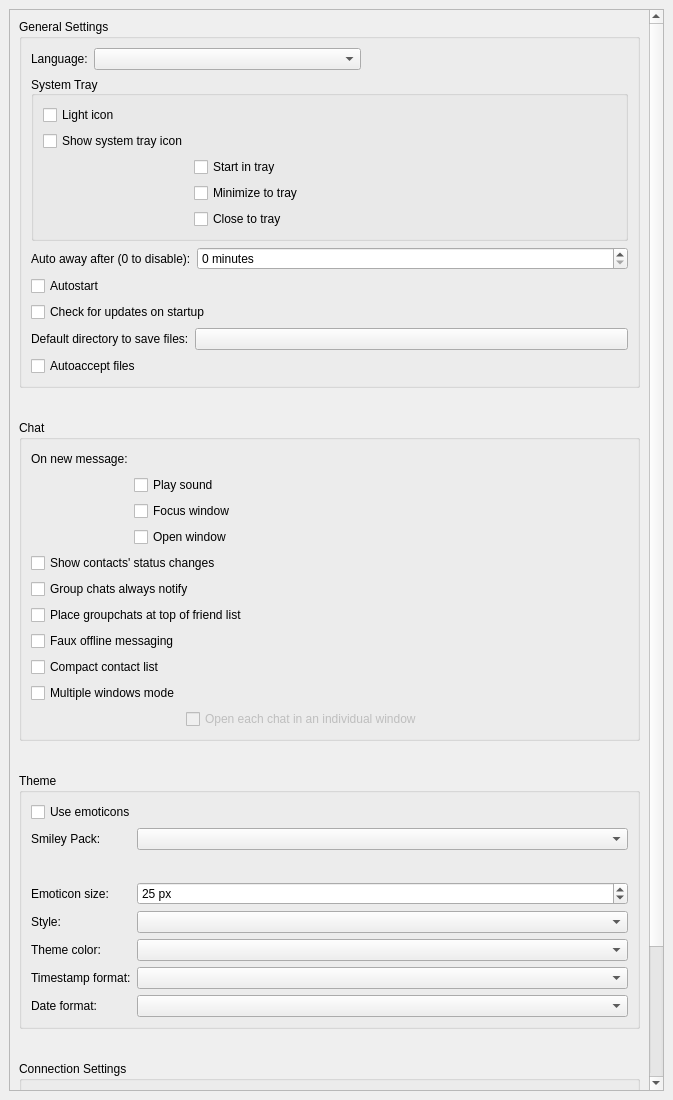
The window that src/widget/form/settings/generalsettings.ui (qTox/qTox) describes before a commit, drawn with Qt 5.
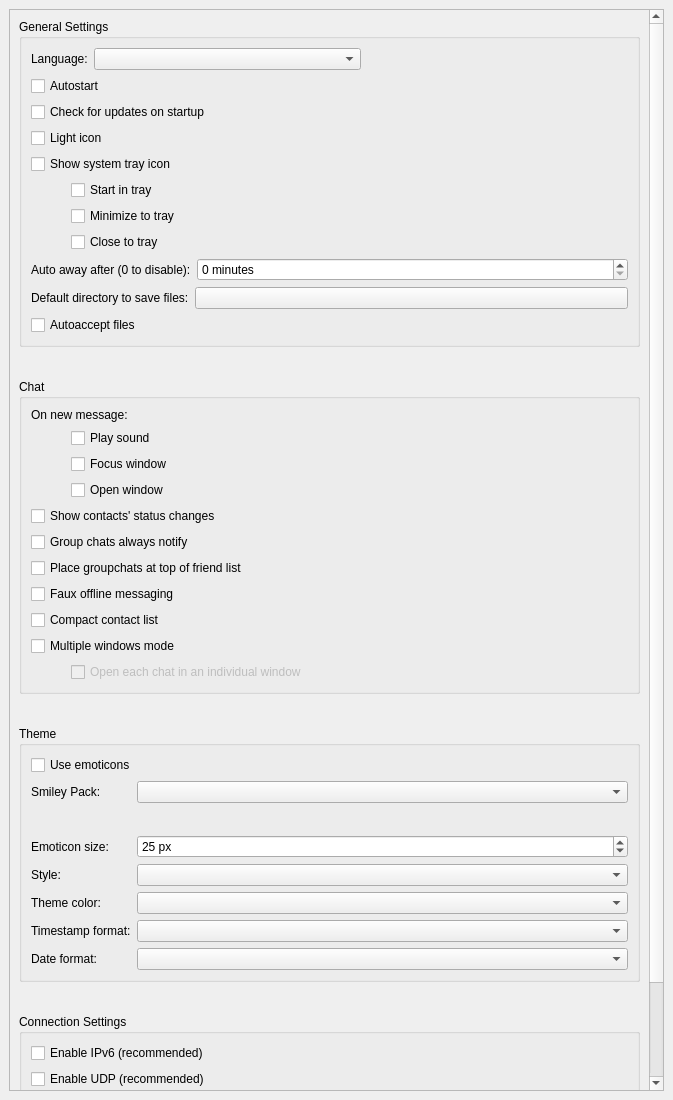
The same window after the commit. Custom widgets are drawn as their Qt base class.

Commit message: generalsetting layout: change indentation method

Diff of the .ui file:
```diff
--- a/src/widget/form/settings/generalsettings.ui
+++ b/src/widget/form/settings/generalsettings.ui
@@ -38,9 +38,9 @@
       <property name="geometry">
        <rect>
         <x>0</x>
-        <y>0</y>
+        <y>-180</y>
         <width>631</width>
-        <height>1396</height>
+        <height>1358</height>
        </rect>
       </property>
       <layout class="QVBoxLayout" name="verticalLayout_4" stretch="0,0,0,1">
@@ -97,20 +97,32 @@
            </layout>
           </item>
           <item>
-           <widget class="QGroupBox" name="trayGroup">
-            <property name="title">
-             <string>System Tray</string>
-            </property>
-            <property name="alignment">
-             <set>Qt::AlignLeading|Qt::AlignLeft|Qt::AlignVCenter</set>
-            </property>
-            <layout class="QHBoxLayout" name="horizontalLayout_2">
+           <layout class="QVBoxLayout" name="startupLayout">
+            <item>
+             <widget class="QCheckBox" name="cbAutorun">
+              <property name="toolTip">
+               <string>Start qTox on operating system startup (current profile).</string>
+              </property>
+              <property name="text">
+               <string>Autostart</string>
+              </property>
+             </widget>
+            </item>
              <item>
-              <layout class="QGridLayout" name="gridLayout">
-               <item row="4" column="1">
-                <widget class="QCheckBox" name="closeToTray">
+             <widget class="QCheckBox" name="checkUpdates">
+              <property name="text">
+               <string>Check for updates on startup</string>
+              </property>
+             </widget>
+            </item>
+           </layout>
+          </item>
+          <item>
+           <layout class="QVBoxLayout" name="verticalLayout_6">
+            <item>
+             <widget class="QCheckBox" name="lightTrayIcon">
                  <property name="sizePolicy">
-                  <sizepolicy hsizetype="Fixed" vsizetype="Fixed">
+               <sizepolicy hsizetype="Minimum" vsizetype="Minimum">
                    <horstretch>0</horstretch>
                    <verstretch>0</verstretch>
                   </sizepolicy>
@@ -120,14 +132,35 @@
 instead of closing itself.</string>
                  </property>
                  <property name="text">
-                  <string>Close to tray</string>
+               <string>Light icon</string>
                  </property>
                 </widget>
                </item>
-               <item row="2" column="1">
+            <item>
+             <widget class="QCheckBox" name="showSystemTray">
+              <property name="enabled">
+               <bool>true</bool>
+              </property>
+              <property name="sizePolicy">
+               <sizepolicy hsizetype="Minimum" vsizetype="Minimum">
+                <horstretch>0</horstretch>
+                <verstretch>0</verstretch>
+               </sizepolicy>
+              </property>
+              <property name="text">
+               <string>Show system tray icon</string>
+              </property>
+             </widget>
+            </item>
+            <item>
+             <layout class="QVBoxLayout" name="verticalLayout_8">
+              <property name="leftMargin">
+               <number>40</number>
+              </property>
+              <item>
                 <widget class="QCheckBox" name="startInTray">
                  <property name="sizePolicy">
-                  <sizepolicy hsizetype="Fixed" vsizetype="Fixed">
+                 <sizepolicy hsizetype="Minimum" vsizetype="Minimum">
                    <horstretch>0</horstretch>
                    <verstretch>0</verstretch>
                   </sizepolicy>
@@ -140,10 +173,10 @@
                  </property>
                 </widget>
                </item>
-               <item row="3" column="1">
+              <item>
                 <widget class="QCheckBox" name="minimizeToTray">
                  <property name="sizePolicy">
-                  <sizepolicy hsizetype="Fixed" vsizetype="Fixed">
+                 <sizepolicy hsizetype="Minimum" vsizetype="Minimum">
                    <horstretch>0</horstretch>
                    <verstretch>0</verstretch>
                   </sizepolicy>
@@ -157,24 +190,8 @@
                  </property>
                 </widget>
                </item>
-               <item row="1" column="0">
-                <widget class="QCheckBox" name="showSystemTray">
-                 <property name="enabled">
-                  <bool>true</bool>
-                 </property>
-                 <property name="sizePolicy">
-                  <sizepolicy hsizetype="Minimum" vsizetype="Minimum">
-                   <horstretch>0</horstretch>
-                   <verstretch>0</verstretch>
-                  </sizepolicy>
-                 </property>
-                 <property name="text">
-                  <string>Show system tray icon</string>
-                 </property>
-                </widget>
-               </item>
-               <item row="0" column="0">
-                <widget class="QCheckBox" name="lightTrayIcon">
+              <item>
+               <widget class="QCheckBox" name="closeToTray">
                  <property name="sizePolicy">
                   <sizepolicy hsizetype="Minimum" vsizetype="Minimum">
                    <horstretch>0</horstretch>
@@ -185,27 +202,13 @@
                   <string comment="toolTip for light icon setting">Enable light tray icon.</string>
                  </property>
                  <property name="text">
-                  <string>Light icon</string>
+                 <string>Close to tray</string>
                  </property>
                 </widget>
                </item>
-               <item row="0" column="1">
-                <spacer name="horizontalSpacer">
-                 <property name="orientation">
-                  <enum>Qt::Horizontal</enum>
-                 </property>
-                 <property name="sizeHint" stdset="0">
-                  <size>
-                   <width>40</width>
-                   <height>20</height>
-                  </size>
-                 </property>
-                </spacer>
-               </item>
               </layout>
              </item>
             </layout>
-           </widget>
           </item>
           <item>
            <layout class="QHBoxLayout" name="autoAwayLayout">
@@ -249,27 +252,6 @@
             </item>
            </layout>
           </item>
-          <item>
-           <layout class="QVBoxLayout" name="startupLayout">
-            <item>
-             <widget class="QCheckBox" name="cbAutorun">
-              <property name="toolTip">
-               <string>Start qTox on operating system startup (current profile).</string>
-              </property>
-              <property name="text">
-               <string>Autostart</string>
-              </property>
-             </widget>
-            </item>
-            <item>
-             <widget class="QCheckBox" name="checkUpdates">
-              <property name="text">
-               <string>Check for updates on startup</string>
-              </property>
-             </widget>
-            </item>
-           </layout>
-          </item>
           <item>
            <layout class="QFormLayout" name="formLayout_2">
             <property name="leftMargin">
@@ -297,6 +279,12 @@
             </item>
             <item row="3" column="0">
              <widget class="QCheckBox" name="autoacceptFiles">
+              <property name="sizePolicy">
+               <sizepolicy hsizetype="Minimum" vsizetype="Minimum">
+                <horstretch>0</horstretch>
+                <verstretch>0</verstretch>
+               </sizepolicy>
+              </property>
               <property name="toolTip">
                <string comment="autoaccept cb tooltip">You can set this on a per-friend basis by right clicking them.</string>
               </property>
@@ -317,25 +305,20 @@
          </property>
          <layout class="QVBoxLayout" name="verticalLayout_7">
           <item>
-           <layout class="QGridLayout" name="gridLayout_3">
-            <item row="0" column="0">
+           <layout class="QVBoxLayout" name="verticalLayout_9">
+            <item>
              <widget class="QLabel" name="label_3">
               <property name="text">
                <string>On new message:</string>
               </property>
              </widget>
             </item>
-            <item row="4" column="1">
-             <widget class="QCheckBox" name="showWindow">
-              <property name="toolTip">
-               <string comment="tooltip for Show window setting">Open qTox's window when you receive a new message and no window is open yet.</string>
+            <item>
+             <layout class="QVBoxLayout" name="verticalLayout_10">
+              <property name="leftMargin">
+               <number>40</number>
               </property>
-              <property name="text">
-               <string>Open window</string>
-              </property>
-             </widget>
-            </item>
-            <item row="2" column="1">
+              <item>
              <widget class="QCheckBox" name="notifySound">
               <property name="toolTip">
                <string comment="toolTip for Notify sound setting">Play a sound when you recieve message.</string>
@@ -345,20 +328,7 @@
               </property>
              </widget>
             </item>
-            <item row="0" column="1">
-             <spacer name="horizontalSpacer_6">
-              <property name="orientation">
-               <enum>Qt::Horizontal</enum>
-              </property>
-              <property name="sizeHint" stdset="0">
-               <size>
-                <width>40</width>
-                <height>20</height>
-               </size>
-              </property>
-             </spacer>
-            </item>
-            <item row="3" column="1">
+              <item>
              <widget class="QCheckBox" name="showInFront">
               <property name="toolTip">
                <string comment="toolTip for Focus window setting">Focus qTox when you receive message.</string>
@@ -368,6 +338,18 @@
               </property>
              </widget>
             </item>
+              <item>
+               <widget class="QCheckBox" name="showWindow">
+                <property name="toolTip">
+                 <string comment="tooltip for Show window setting">Open qTox's window when you receive a new message and no window is open yet.</string>
+                </property>
+                <property name="text">
+                 <string>Open window</string>
+                </property>
+               </widget>
+              </item>
+             </layout>
+            </item>
            </layout>
           </item>
           <item>
@@ -419,36 +401,36 @@
            </widget>
           </item>
           <item>
-           <layout class="QGridLayout" name="gridLayout_2">
-            <item row="2" column="1">
+           <layout class="QVBoxLayout" name="verticalLayout_11">
+            <item>
+             <widget class="QCheckBox" name="cbSeparateWindow">
+              <property name="text">
+               <string>Multiple windows mode</string>
+              </property>
+             </widget>
+            </item>
+            <item>
+             <layout class="QVBoxLayout" name="verticalLayout_12">
+              <property name="leftMargin">
+               <number>40</number>
+              </property>
+              <item>
              <widget class="QCheckBox" name="cbDontGroupWindows">
               <property name="enabled">
                <bool>false</bool>
               </property>
+                <property name="sizePolicy">
+                 <sizepolicy hsizetype="Minimum" vsizetype="Minimum">
+                  <horstretch>0</horstretch>
+                  <verstretch>0</verstretch>
+                 </sizepolicy>
+                </property>
               <property name="text">
                <string>Open each chat in an individual window</string>
               </property>
              </widget>
             </item>
-            <item row="1" column="0">
-             <widget class="QCheckBox" name="cbSeparateWindow">
-              <property name="text">
-               <string>Multiple windows mode</string>
-              </property>
-             </widget>
-            </item>
-            <item row="1" column="1">
-             <spacer name="horizontalSpacer_3">
-              <property name="orientation">
-               <enum>Qt::Horizontal</enum>
-              </property>
-              <property name="sizeHint" stdset="0">
-               <size>
-                <width>40</width>
-                <height>20</height>
-               </size>
-              </property>
-             </spacer>
+             </layout>
             </item>
            </layout>
           </item>
```
Left out of the diff: 14 changed lines with no effect on the pictures. Lines whose indentation alone changed are shown as unchanged.
